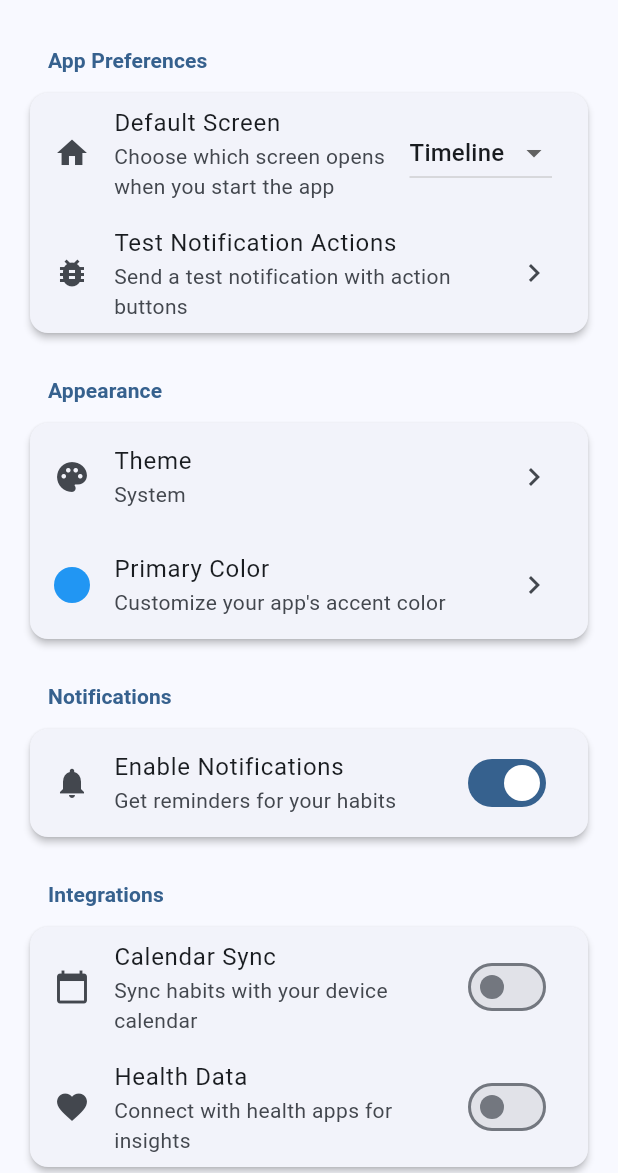
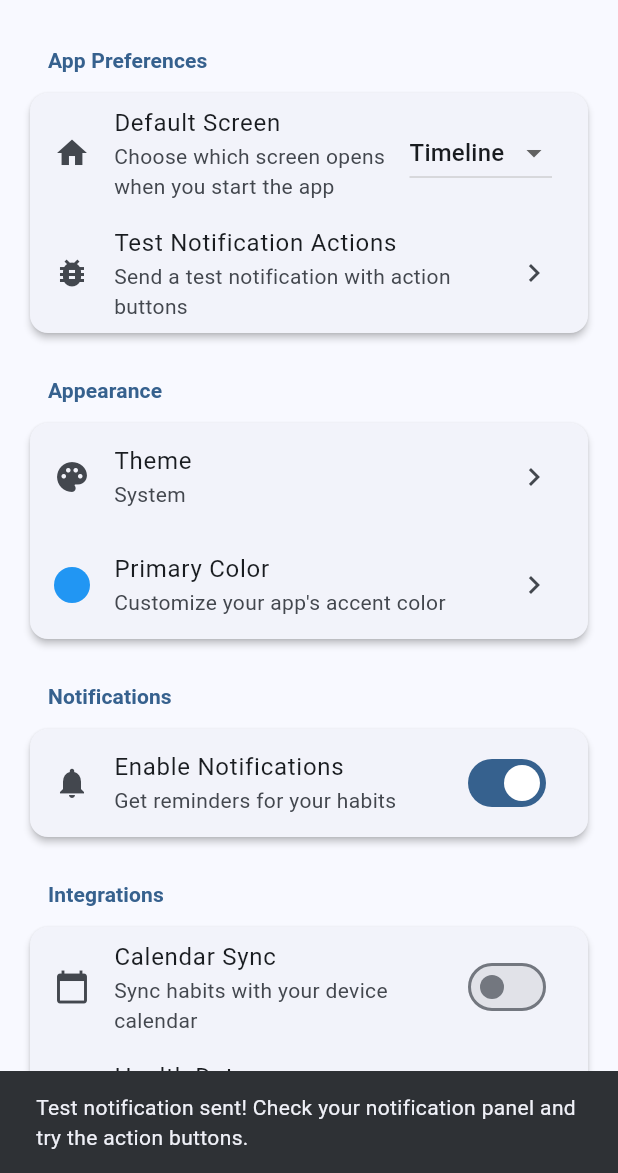
Before and after one commit to JayMass5800/HabitV8, a Flutter app: the SettingsScreen screen opened directly, after a tap on "Test Notification Actions", on a phone screen of 412 x 824 dp, the part 63-1236 px from its top. Run offline on Flutter 3.47's test engine with Material 3 defaults, Android fonts, the light colour scheme and no system bars; our stand-ins replace device_info_plus, fl_chart, flutter_local_notifications, flutter_riverpod, go_router, hive and 6 more; missing offline and left inert: device_calendar, health; accounts and stored records are empty.

Commit message:
[notification button fixes ]

```diff
--- a/lib/services/notification_service.dart
+++ b/lib/services/notification_service.dart
@@ -120,6 +120,8 @@ class NotificationService {
       await androidImplementation.createNotificationChannel(scheduledHabitChannel);
 
       AppLogger.info('Notification channels created successfully');
+      AppLogger.info('Habit channel: ${habitChannel.id} - ${habitChannel.name}');
+      AppLogger.info('Scheduled habit channel: ${scheduledHabitChannel.id} - ${scheduledHabitChannel.name}');
     }
   }
 
@@ -167,6 +169,11 @@ class NotificationService {
     AppLogger.info('Background notification ID: ${notificationResponse.id}');
     AppLogger.info('Background action ID: ${notificationResponse.actionId}');
     AppLogger.info('Background payload: ${notificationResponse.payload}');
+    AppLogger.info('Background response type: ${notificationResponse.notificationResponseType}');
+    AppLogger.info('Background input: ${notificationResponse.input}');
+
+    // Log the raw response object for debugging
+    AppLogger.info('Raw background response: $notificationResponse');
 
     // For background responses, we need to handle them differently
     // The app might not be fully initialized, so we'll delegate to the foreground handler
@@ -182,10 +189,14 @@ class NotificationService {
     AppLogger.info('Payload: ${notificationResponse.payload}');
     AppLogger.info('Notification response type: ${notificationResponse.notificationResponseType}');
 
+    // Log the raw response object for complete debugging
+    AppLogger.info('Raw notification response: $notificationResponse');
+
     // Additional debugging for action button presses
     if (notificationResponse.actionId != null) {
-      AppLogger.info('ACTION BUTTON PRESSED: ${notificationResponse.actionId}');
+      AppLogger.info('🔥 ACTION BUTTON PRESSED: ${notificationResponse.actionId}');
       AppLogger.info('Response type for action: ${notificationResponse.notificationResponseType}');
+      AppLogger.info('Action button working! Processing action...');
     } else {
       AppLogger.info('NOTIFICATION TAPPED (no action button)');
     }
@@ -912,14 +923,14 @@ class NotificationService {
         const AndroidNotificationAction(
           'complete',
           'Complete',
-          showsUserInterface: false,
-          cancelNotification: false,
+          showsUserInterface: true,
+          cancelNotification: true,
           allowGeneratedReplies: false,
         ),
         const AndroidNotificationAction(
           'snooze',
           'Snooze 30min',
-          showsUserInterface: false,
+          showsUserInterface: true,
           cancelNotification: false,
           allowGeneratedReplies: false,
         ),
@@ -971,14 +982,14 @@ class NotificationService {
         const AndroidNotificationAction(
           'complete',
           'Complete',
-          showsUserInterface: false,
-          cancelNotification: false,
+          showsUserInterface: true,
+          cancelNotification: true,
           allowGeneratedReplies: false,
         ),
         const AndroidNotificationAction(
           'snooze',
           'Snooze 30min',
-          showsUserInterface: false,
+          showsUserInterface: true,
           cancelNotification: false,
           allowGeneratedReplies: false,
         ),
@@ -1196,4 +1207,18 @@ class NotificationService {
     );
     AppLogger.info('Test notification with actions shown');
   }
+
+  /// Show a simple test notification to verify basic functionality
+  static Future<void> showSimpleTestNotification() async {
+    await showNotification(
+      id: 888888,
+      title: '🔔 Simple Test Notification',
+      body: 'This is a basic test notification without actions',
+      payload: jsonEncode({
+        'habitId': 'simple-test',
+        'type': 'test',
+      }),
+    );
+    AppLogger.info('Simple test notification shown');
+  }
 }
--- a/lib/ui/screens/settings_screen.dart
+++ b/lib/ui/screens/settings_screen.dart
@@ -1436,6 +1436,32 @@ class _SettingsScreenState extends ConsumerState<SettingsScreen> with WidgetsBin
       SnackBar(content: Text(message)),
     );
   }
+
+  /// Show a test notification with action buttons for debugging
+  void _showTestNotification() async {
+    try {
+      await NotificationService.showTestNotificationWithActions();
+
+      if (mounted) {
+        ScaffoldMessenger.of(context).showSnackBar(
+          const SnackBar(
+            content: Text('Test notification sent! Check your notification panel and try the action buttons.'),
+            duration: Duration(seconds: 3),
+          ),
+        );
+      }
+    } catch (e) {
+      AppLogger.error('Error showing test notification', e);
+      if (mounted) {
+        ScaffoldMessenger.of(context).showSnackBar(
+          SnackBar(
+            content: Text('Error sending test notification: $e'),
+            backgroundColor: Colors.red,
+          ),
+        );
+      }
+    }
+  }
 }
 
 class _SettingsSection extends StatelessWidget {
```
Also changed, not shown: 1 other file.
